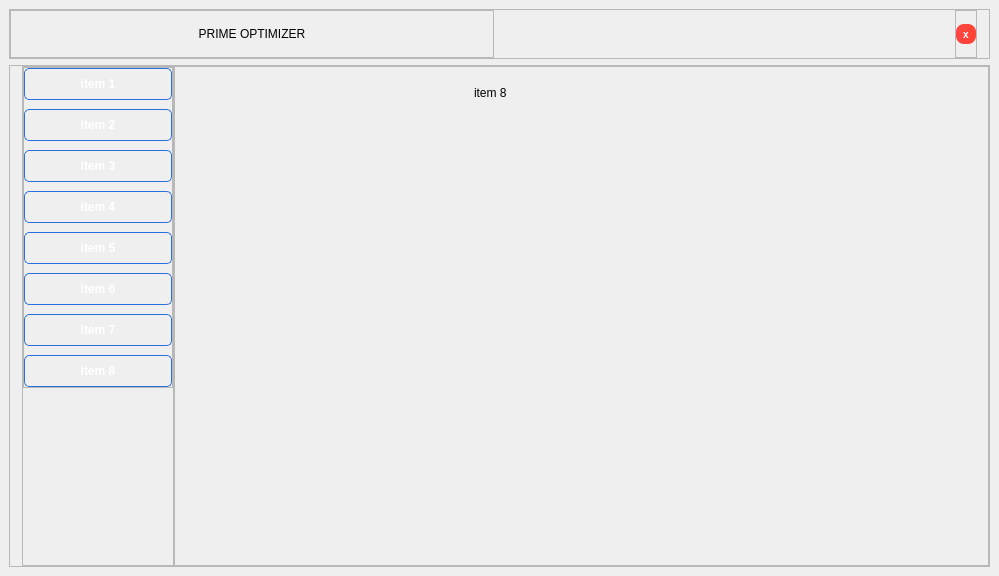
The window that interface.ui (ratestheme/project-1) describes before a commit, drawn with Qt 5.
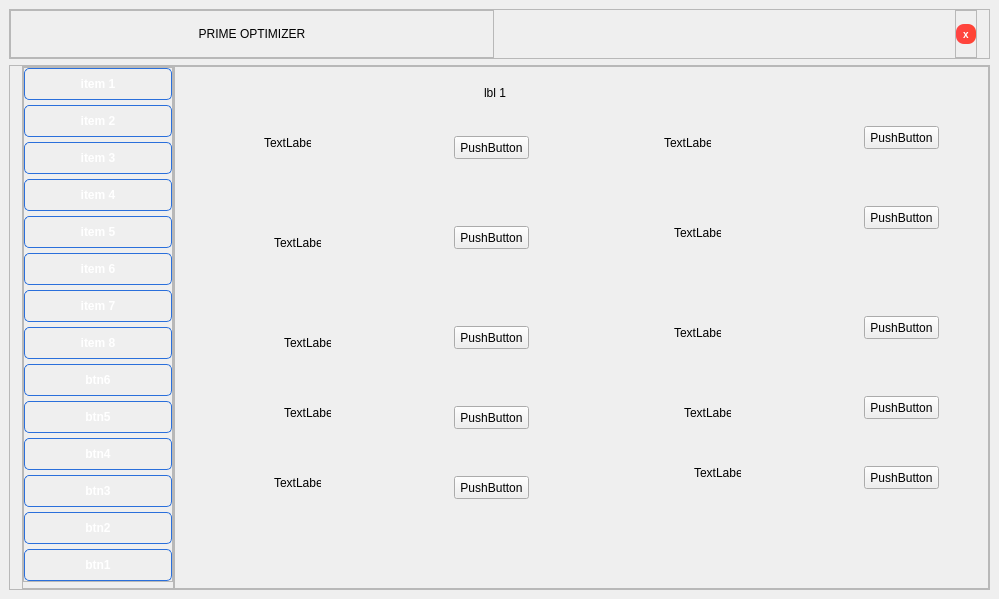
The same window after the commit.

```diff
--- a/interface.ui
+++ b/interface.ui
@@ -186,7 +186,7 @@
        <property name="bottomMargin">
         <number>0</number>
        </property>
-       <item alignment="Qt::AlignLeft">
+       <item>
         <widget class="QFrame" name="sidemenu">
          <property name="styleSheet">
           <string notr="true"/>
@@ -199,7 +199,7 @@
          </property>
          <layout class="QVBoxLayout" name="verticalLayout_2">
           <property name="spacing">
-           <number>0</number>
+           <number>3</number>
           </property>
           <property name="leftMargin">
            <number>0</number>
@@ -211,7 +211,7 @@
            <number>0</number>
           </property>
           <property name="bottomMargin">
-           <number>0</number>
+           <number>6</number>
           </property>
           <item alignment="Qt::AlignTop">
            <widget class="QFrame" name="frame_4">
@@ -235,7 +235,7 @@
             </property>
             <layout class="QVBoxLayout" name="verticalLayout_3">
              <property name="spacing">
-              <number>9</number>
+              <number>5</number>
              </property>
              <property name="leftMargin">
               <number>0</number>
@@ -521,6 +521,210 @@
                </property>
               </widget>
              </item>
+             <item>
+              <widget class="QPushButton" name="pushButton_10">
+               <property name="styleSheet">
+                <string notr="true">QPushButton {
+    background: qlineargradient(
+        x1:0, y1:0, x2:1, y2:0,
+        stop:0 #71e0fe, stop:1 #3c82fe
+    );
+    border: 1px solid #2a6fdb;
+    border-radius: 5px;
+    color: white;
+    padding: 8px 16px;
+    font-weight: bold;
+}
+
+QPushButton:hover {
+    background: qlineargradient(
+        x1:0, y1:0, x2:1, y2:0,
+        stop:0 #8ae6ff, stop:1 #4d8cff
+    );
+}
+
+QPushButton:pressed {
+    background: qlineargradient(
+        x1:0, y1:0, x2:1, y2:0,
+        stop:0 #5ac8e8, stop:1 #2a6fdb
+    );
+}</string>
+               </property>
+               <property name="text">
+                <string>btn6</string>
+               </property>
+              </widget>
+             </item>
+             <item>
+              <widget class="QPushButton" name="pushButton_11">
+               <property name="styleSheet">
+                <string notr="true">QPushButton {
+    background: qlineargradient(
+        x1:0, y1:0, x2:1, y2:0,
+        stop:0 #71e0fe, stop:1 #3c82fe
+    );
+    border: 1px solid #2a6fdb;
+    border-radius: 5px;
+    color: white;
+    padding: 8px 16px;
+    font-weight: bold;
+}
+
+QPushButton:hover {
+    background: qlineargradient(
+        x1:0, y1:0, x2:1, y2:0,
+        stop:0 #8ae6ff, stop:1 #4d8cff
+    );
+}
+
+QPushButton:pressed {
+    background: qlineargradient(
+        x1:0, y1:0, x2:1, y2:0,
+        stop:0 #5ac8e8, stop:1 #2a6fdb
+    );
+}</string>
+               </property>
+               <property name="text">
+                <string>btn5</string>
+               </property>
+              </widget>
+             </item>
+             <item>
+              <widget class="QPushButton" name="pushButton_12">
+               <property name="styleSheet">
+                <string notr="true">QPushButton {
+    background: qlineargradient(
+        x1:0, y1:0, x2:1, y2:0,
+        stop:0 #71e0fe, stop:1 #3c82fe
+    );
+    border: 1px solid #2a6fdb;
+    border-radius: 5px;
+    color: white;
+    padding: 8px 16px;
+    font-weight: bold;
+}
+
+QPushButton:hover {
+    background: qlineargradient(
+        x1:0, y1:0, x2:1, y2:0,
+        stop:0 #8ae6ff, stop:1 #4d8cff
+    );
+}
+
+QPushButton:pressed {
+    background: qlineargradient(
+        x1:0, y1:0, x2:1, y2:0,
+        stop:0 #5ac8e8, stop:1 #2a6fdb
+    );
+}</string>
+               </property>
+               <property name="text">
+                <string>btn4</string>
+               </property>
+              </widget>
+             </item>
+             <item>
+              <widget class="QPushButton" name="pushButton_13">
+               <property name="styleSheet">
+                <string notr="true">QPushButton {
+    background: qlineargradient(
+        x1:0, y1:0, x2:1, y2:0,
+        stop:0 #71e0fe, stop:1 #3c82fe
+    );
+    border: 1px solid #2a6fdb;
+    border-radius: 5px;
+    color: white;
+    padding: 8px 16px;
+    font-weight: bold;
+}
+
+QPushButton:hover {
+    background: qlineargradient(
+        x1:0, y1:0, x2:1, y2:0,
+        stop:0 #8ae6ff, stop:1 #4d8cff
+    );
+}
+
+QPushButton:pressed {
+    background: qlineargradient(
+        x1:0, y1:0, x2:1, y2:0,
+        stop:0 #5ac8e8, stop:1 #2a6fdb
+    );
+}</string>
+               </property>
+               <property name="text">
+                <string>btn3</string>
+               </property>
+              </widget>
+             </item>
+             <item>
+              <widget class="QPushButton" name="pushButton_14">
+               <property name="styleSheet">
+                <string notr="true">QPushButton {
+    background: qlineargradient(
+        x1:0, y1:0, x2:1, y2:0,
+        stop:0 #71e0fe, stop:1 #3c82fe
+    );
+    border: 1px solid #2a6fdb;
+    border-radius: 5px;
+    color: white;
+    padding: 8px 16px;
+    font-weight: bold;
+}
+
+QPushButton:hover {
+    background: qlineargradient(
+        x1:0, y1:0, x2:1, y2:0,
+        stop:0 #8ae6ff, stop:1 #4d8cff
+    );
+}
+
+QPushButton:pressed {
+    background: qlineargradient(
+        x1:0, y1:0, x2:1, y2:0,
+        stop:0 #5ac8e8, stop:1 #2a6fdb
+    );
+}</string>
+               </property>
+               <property name="text">
+                <string>btn2</string>
+               </property>
+              </widget>
+             </item>
+             <item>
+              <widget class="QPushButton" name="pushButton_15">
+               <property name="styleSheet">
+                <string notr="true">QPushButton {
+    background: qlineargradient(
+        x1:0, y1:0, x2:1, y2:0,
+        stop:0 #71e0fe, stop:1 #3c82fe
+    );
+    border: 1px solid #2a6fdb;
+    border-radius: 5px;
+    color: white;
+    padding: 8px 16px;
+    font-weight: bold;
+}
+
+QPushButton:hover {
+    background: qlineargradient(
+        x1:0, y1:0, x2:1, y2:0,
+        stop:0 #8ae6ff, stop:1 #4d8cff
+    );
+}
+
+QPushButton:pressed {
+    background: qlineargradient(
+        x1:0, y1:0, x2:1, y2:0,
+        stop:0 #5ac8e8, stop:1 #2a6fdb
+    );
+}</string>
+               </property>
+               <property name="text">
+                <string>btn1</string>
+               </property>
+              </widget>
+             </item>
             </layout>
            </widget>
           </item>
@@ -548,7 +752,7 @@
           <item>
            <widget class="QStackedWidget" name="stackedWidget">
             <property name="currentIndex">
-             <number>7</number>
+             <number>8</number>
             </property>
             <widget class="QWidget" name="page">
              <widget class="QLabel" name="label_2">
@@ -670,6 +874,356 @@
               </property>
              </widget>
             </widget>
+            <widget class="QWidget" name="page_13">
+             <widget class="QLabel" name="label_10">
+              <property name="geometry">
+               <rect>
+                <x>300</x>
+                <y>10</y>
+                <width>47</width>
+                <height>13</height>
+               </rect>
+              </property>
+              <property name="text">
+               <string>lbl 1</string>
+              </property>
+             </widget>
+             <widget class="QPushButton" name="pushButton_16">
+              <property name="geometry">
+               <rect>
+                <x>270</x>
+                <y>60</y>
+                <width>75</width>
+                <height>23</height>
+               </rect>
+              </property>
+              <property name="text">
+               <string>PushButton</string>
+              </property>
+             </widget>
+             <widget class="QPushButton" name="pushButton_17">
+              <property name="geometry">
+               <rect>
+                <x>680</x>
+                <y>50</y>
+                <width>75</width>
+                <height>23</height>
+               </rect>
+              </property>
+              <property name="text">
+               <string>PushButton</string>
+              </property>
+             </widget>
+             <widget class="QPushButton" name="pushButton_18">
+              <property name="geometry">
+               <rect>
+                <x>270</x>
+                <y>150</y>
+                <width>75</width>
+                <height>23</height>
+               </rect>
+              </property>
+              <property name="text">
+               <string>PushButton</string>
+              </property>
+             </widget>
+             <widget class="QPushButton" name="pushButton_19">
+              <property name="geometry">
+               <rect>
+                <x>680</x>
+                <y>130</y>
+                <width>75</width>
+                <height>23</height>
+               </rect>
+              </property>
+              <property name="text">
+               <string>PushButton</string>
+              </property>
+             </widget>
+             <widget class="QPushButton" name="pushButton_20">
+              <property name="geometry">
+               <rect>
+                <x>270</x>
+                <y>250</y>
+                <width>75</width>
+                <height>23</height>
+               </rect>
+              </property>
+              <property name="text">
+               <string>PushButton</string>
+              </property>
+             </widget>
+             <widget class="QPushButton" name="pushButton_21">
+              <property name="geometry">
+               <rect>
+                <x>680</x>
+                <y>240</y>
+                <width>75</width>
+                <height>23</height>
+               </rect>
+              </property>
+              <property name="text">
+               <string>PushButton</string>
+              </property>
+             </widget>
+             <widget class="QPushButton" name="pushButton_22">
+              <property name="geometry">
+               <rect>
+                <x>270</x>
+                <y>330</y>
+                <width>75</width>
+                <height>23</height>
+               </rect>
+              </property>
+              <property name="text">
+               <string>PushButton</string>
+              </property>
+             </widget>
+             <widget class="QPushButton" name="pushButton_23">
+              <property name="geometry">
+               <rect>
+                <x>680</x>
+                <y>320</y>
+                <width>75</width>
+                <height>23</height>
+               </rect>
+              </property>
+              <property name="text">
+               <string>PushButton</string>
+              </property>
+             </widget>
+             <widget class="QPushButton" name="pushButton_24">
+              <property name="geometry">
+               <rect>
+                <x>270</x>
+                <y>400</y>
+                <width>75</width>
+                <height>23</height>
+               </rect>
+              </property>
+              <property name="text">
+               <string>PushButton</string>
+              </property>
+             </widget>
+             <widget class="QPushButton" name="pushButton_25">
+              <property name="geometry">
+               <rect>
+                <x>680</x>
+                <y>390</y>
+                <width>75</width>
+                <height>23</height>
+               </rect>
+              </property>
+              <property name="text">
+               <string>PushButton</string>
+              </property>
+             </widget>
+             <widget class="QLabel" name="label_16">
+              <property name="geometry">
+               <rect>
+                <x>80</x>
+                <y>60</y>
+                <width>47</width>
+                <height>13</height>
+               </rect>
+              </property>
+              <property name="text">
+               <string>TextLabel</string>
+              </property>
+             </widget>
+             <widget class="QLabel" name="label_17">
+              <property name="geometry">
+               <rect>
+                <x>480</x>
+                <y>60</y>
+                <width>47</width>
+                <height>13</height>
+               </rect>
+              </property>
+              <property name="text">
+               <string>TextLabel</string>
+              </property>
+             </widget>
+             <widget class="QLabel" name="label_18">
+              <property name="geometry">
+               <rect>
+                <x>90</x>
+                <y>160</y>
+                <width>47</width>
+                <height>13</height>
+               </rect>
+              </property>
+              <property name="text">
+               <string>TextLabel</string>
+              </property>
+             </widget>
+             <widget class="QLabel" name="label_19">
+              <property name="geometry">
+               <rect>
+                <x>490</x>
+                <y>150</y>
+                <width>47</width>
+                <height>13</height>
+               </rect>
+              </property>
+              <property name="text">
+               <string>TextLabel</string>
+              </property>
+             </widget>
+             <widget class="QLabel" name="label_20">
+              <property name="geometry">
+               <rect>
+                <x>100</x>
+                <y>260</y>
+                <width>47</width>
+                <height>13</height>
+               </rect>
+              </property>
+              <property name="text">
+               <string>TextLabel</string>
+              </property>
+             </widget>
+             <widget class="QLabel" name="label_21">
+              <property name="geometry">
+               <rect>
+                <x>490</x>
+                <y>250</y>
+                <width>47</width>
+                <height>13</height>
+               </rect>
+              </property>
+              <property name="text">
+               <string>TextLabel</string>
+              </property>
+             </widget>
+             <widget class="QLabel" name="label_22">
+              <property name="geometry">
+               <rect>
+                <x>100</x>
+                <y>330</y>
+                <width>47</width>
+                <height>13</height>
+               </rect>
+              </property>
+              <property name="text">
+               <string>TextLabel</string>
+              </property>
+             </widget>
+             <widget class="QLabel" name="label_23">
+              <property name="geometry">
+               <rect>
+                <x>500</x>
+                <y>330</y>
+                <width>47</width>
+                <height>13</height>
+               </rect>
+              </property>
+              <property name="text">
+               <string>TextLabel</string>
+              </property>
+             </widget>
+             <widget class="QLabel" name="label_24">
+              <property name="geometry">
+               <rect>
+                <x>90</x>
+                <y>400</y>
+                <width>47</width>
+                <height>13</height>
+               </rect>
+              </property>
+              <property name="text">
+               <string>TextLabel</string>
+              </property>
+             </widget>
+             <widget class="QLabel" name="label_25">
+              <property name="geometry">
+               <rect>
+                <x>510</x>
+                <y>390</y>
+                <width>47</width>
+                <height>13</height>
+               </rect>
+              </property>
+              <property name="text">
+               <string>TextLabel</string>
+              </property>
+             </widget>
+            </widget>
+            <widget class="QWidget" name="page_14">
+             <widget class="QLabel" name="label_11">
+              <property name="geometry">
+               <rect>
+                <x>290</x>
+                <y>10</y>
+                <width>47</width>
+                <height>13</height>
+               </rect>
+              </property>
+              <property name="text">
+               <string>lbl2</string>
+              </property>
+             </widget>
+            </widget>
+            <widget class="QWidget" name="page_15">
+             <widget class="QLabel" name="label_12">
+              <property name="geometry">
+               <rect>
+                <x>290</x>
+                <y>10</y>
+                <width>47</width>
+                <height>13</height>
+               </rect>
+              </property>
+              <property name="text">
+               <string>lbl3</string>
+              </property>
+             </widget>
+            </widget>
+            <widget class="QWidget" name="page_16">
+             <widget class="QLabel" name="label_13">
+              <property name="geometry">
+               <rect>
+                <x>330</x>
+                <y>10</y>
+                <width>47</width>
+                <height>13</height>
+               </rect>
+              </property>
+              <property name="text">
+               <string>lbl4</string>
+              </property>
+             </widget>
+            </widget>
+            <widget class="QWidget" name="page_17">
+             <widget class="QLabel" name="label_14">
+              <property name="geometry">
+               <rect>
+                <x>300</x>
+                <y>10</y>
+                <width>47</width>
+                <height>13</height>
+               </rect>
+              </property>
+              <property name="text">
+               <string>lbl5</string>
+              </property>
+             </widget>
+            </widget>
+            <widget class="QWidget" name="page_18">
+             <widget class="QLabel" name="label_15">
+              <property name="geometry">
+               <rect>
+                <x>320</x>
+                <y>10</y>
+                <width>47</width>
+                <height>13</height>
+               </rect>
+              </property>
+              <property name="text">
+               <string>lbl6</string>
+              </property>
+             </widget>
+            </widget>
            </widget>
           </item>
          </layout>
```
